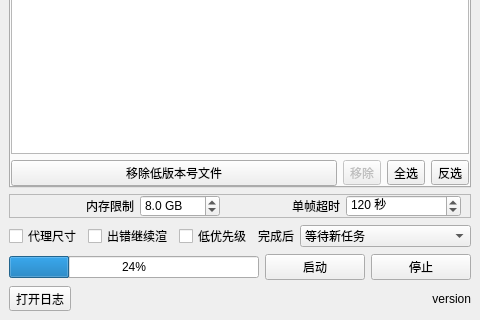
First picture: the form in lib/batchrender/view/mainwindow.ui, repository NateScarlet/NukeBatchRender, before the edit; both pictures show x 0 to 480 and y 363 to 683 of the 480 by 683 pixel window.
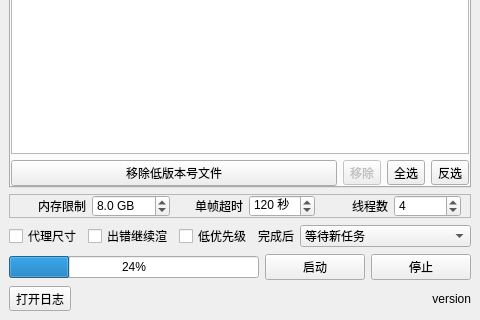
Second picture: the form after the edit.

Commit message: Refactor UI config control

```diff
--- a/lib/batchrender/view/mainwindow.ui
+++ b/lib/batchrender/view/mainwindow.ui
@@ -221,6 +221,23 @@
          </property>
         </widget>
        </item>
+       <item alignment="Qt::AlignRight">
+        <widget class="QLabel" name="label">
+         <property name="text">
+          <string>线程数</string>
+         </property>
+        </widget>
+       </item>
+       <item>
+        <widget class="QSpinBox" name="spinBoxThreads">
+         <property name="minimum">
+          <number>1</number>
+         </property>
+         <property name="value">
+          <number>4</number>
+         </property>
+        </widget>
+       </item>
       </layout>
      </widget>
     </item>
```
Left out of the diff: 16 changed lines with no effect on the pictures. The commit also changes 1 other file.
